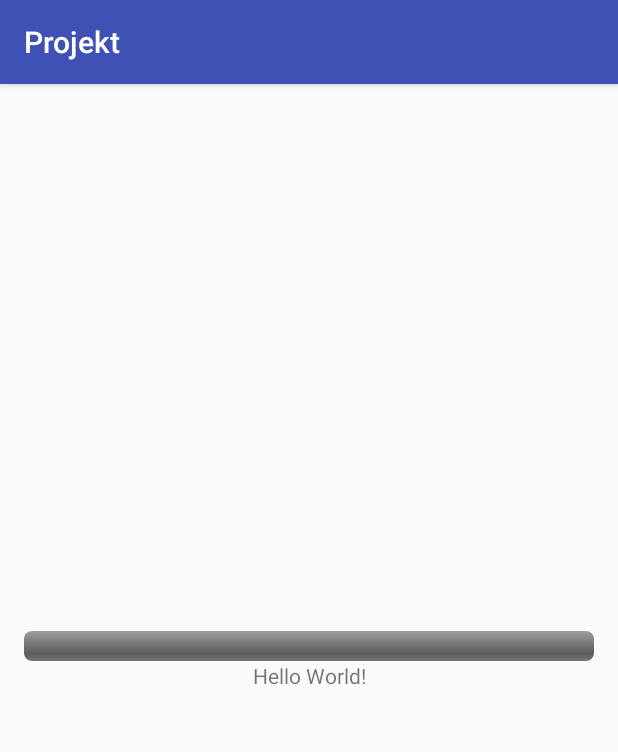
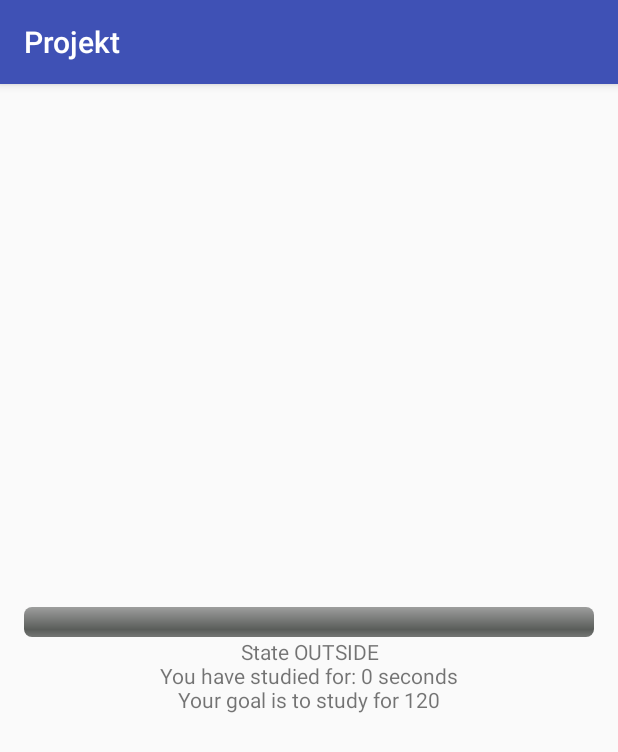
Before and after one commit to NBerlin/MAMN01Projekt, an Android app: the screen it shows after launch (MainActivity), on a phone screen of 412 x 824 dp. Shown: the top 752 px of the screen. Run offline under Robolectric (Android 15) with nearby library versions, the light colour scheme and no system bars.

Commit message:
study timer + progress

```diff
--- a/app/src/main/java/grupp1/projekt/MainActivity.java
+++ b/app/src/main/java/grupp1/projekt/MainActivity.java
@@ -10,6 +10,7 @@ import java.util.Timer;
 import grupp1.projekt.detector.Detector;
 import grupp1.projekt.detector.DetectorListener;
 import grupp1.projekt.detector.SensorEnums;
+import grupp1.projekt.detector.SettingsValues;
 import grupp1.projekt.detector.StudyTimer;
 
 public class MainActivity extends AppCompatActivity implements DetectorListener {
@@ -26,11 +27,12 @@ public class MainActivity extends AppCompatActivity implements DetectorListener
         super.onCreate(savedInstanceState);
         setContentView(R.layout.activity_main);
 
-        timer = new StudyTimer(120);
+        timer = new StudyTimer();
         mTextView = findViewById(R.id.main_text);
         mProgressView = findViewById(R.id.progress_text);
         mDetector = new Detector(this);
         lastState = SensorEnums.OUTSIDE;
+        onStateChange(lastState);
     }
 
     @Override
@@ -51,15 +53,16 @@ public class MainActivity extends AppCompatActivity implements DetectorListener
     public void onStateChange(SensorEnums state) {
         lastState = state;
 
-        if(state == SensorEnums.INSIDE){
+        if (state == SensorEnums.INSIDE) {
             timer.start();
         }
 
-        if(state == SensorEnums.OUTSIDE){
+        if (state == SensorEnums.OUTSIDE) {
             timer.stop();
         }
 
-
-        mTextView.setText("State " + state + " Minutes left to study: " + timer.timeLeft());
+        mTextView.setText("State " + state + "\nYou have studied for: "
+                + timer.getTotalStudied() + " seconds\nYour goal is to study for " + SettingsValues.MINUTES_TO_STUDY);
+        mProgressView.setProgress(timer.getTotalStudied() * 100 / SettingsValues.MINUTES_TO_STUDY);
     }
 }
--- a/app/src/main/java/grupp1/projekt/detector/Accelerometer.java
+++ b/app/src/main/java/grupp1/projekt/detector/Accelerometer.java
@@ -15,6 +15,7 @@ public class Accelerometer implements SensorFence, SensorEventListener {
     private Sensor accelerometer;
     private boolean flipped;
     private List<SensorFenceListener> listeners;
+    private boolean lastState;
 
     public Accelerometer() {
         flipped = false;
@@ -53,6 +54,7 @@ public class Accelerometer implements SensorFence, SensorEventListener {
 
     @Override
     public void onSensorChanged(SensorEvent event) {
+        lastState = flipped;
         float x = event.values[0];
         float y = event.values[1];
         float z = event.values[2];
@@ -64,8 +66,10 @@ public class Accelerometer implements SensorFence, SensorEventListener {
             flipped = false;
         }
 
-        for (SensorFenceListener listener : listeners) {
-            listener.stateChanged(this, getSensorEnum());
+        if (lastState != flipped) {
+            for (SensorFenceListener listener : listeners) {
+                listener.stateChanged(this, getSensorEnum());
+            }
         }
     }
 
--- /dev/null
+++ b/app/src/main/java/grupp1/projekt/detector/SettingsValues.java
@@ -0,0 +1,5 @@
+package grupp1.projekt.detector;
+
+public class SettingsValues {
+    public static final int MINUTES_TO_STUDY = 120;
+}
--- a/app/src/main/java/grupp1/projekt/detector/StudyTimer.java
+++ b/app/src/main/java/grupp1/projekt/detector/StudyTimer.java
@@ -3,13 +3,12 @@ package grupp1.projekt.detector;
 import java.util.concurrent.TimeUnit;
 
 public class StudyTimer {
-    private int minutesToStudy;
     private int totalStudied;
-    private long lastStart;
+    private Long lastStart;
 
-    public StudyTimer(int minutesToStudy) {
-        this.minutesToStudy = minutesToStudy;
+    public StudyTimer() {
         totalStudied = 0;
+        lastStart = null;
     }
 
     public void start() {
@@ -18,12 +17,13 @@ public class StudyTimer {
 
     public void stop() {
         long stop = System.currentTimeMillis();
-        if (lastStart < stop) {
-            totalStudied = (int) TimeUnit.MILLISECONDS.toMinutes(stop - lastStart);
+        if (lastStart != null && lastStart < stop) {
+            totalStudied += (int) TimeUnit.MILLISECONDS.toSeconds(stop - lastStart);
         }
+        lastStart = null;
     }
 
-    public int timeLeft() {
-        return minutesToStudy - totalStudied;
+    public int getTotalStudied() {
+        return totalStudied;
     }
 }
```
